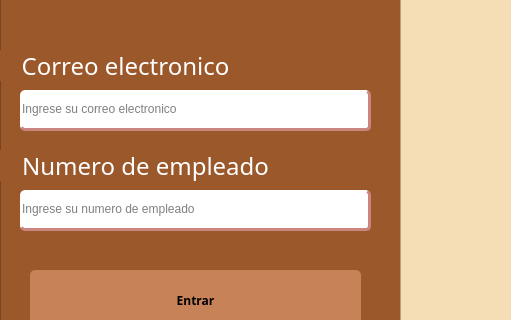
First picture: the form in gui/login.ui, repository asp-laboratories/BookingRoom_Software, before the edit; both pictures show x 0 to 511 and y 140 to 460 of the 927 by 651 pixel window.
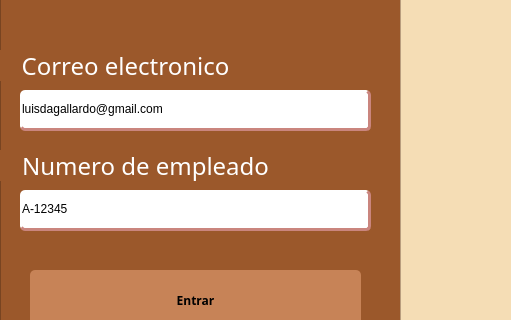
Second picture: the form after the edit. Icons and pictures are not drawn.

Patch:
```diff
--- a/gui/login.ui
+++ b/gui/login.ui
@@ -140,6 +140,9 @@
 border-right: 3px solid  #ca857e;
 </string>
     </property>
+    <property name="text">
+     <string>A-12345</string>
+    </property>
     <property name="placeholderText">
      <string>Ingrese su numero de empleado</string>
     </property>
@@ -161,6 +164,9 @@
 border-right: 3px solid  #ca857e;
 </string>
     </property>
+    <property name="text">
+     <string>luisdagallardo@gmail.com</string>
+    </property>
     <property name="placeholderText">
      <string>Ingrese su correo electronico</string>
     </property>
```
